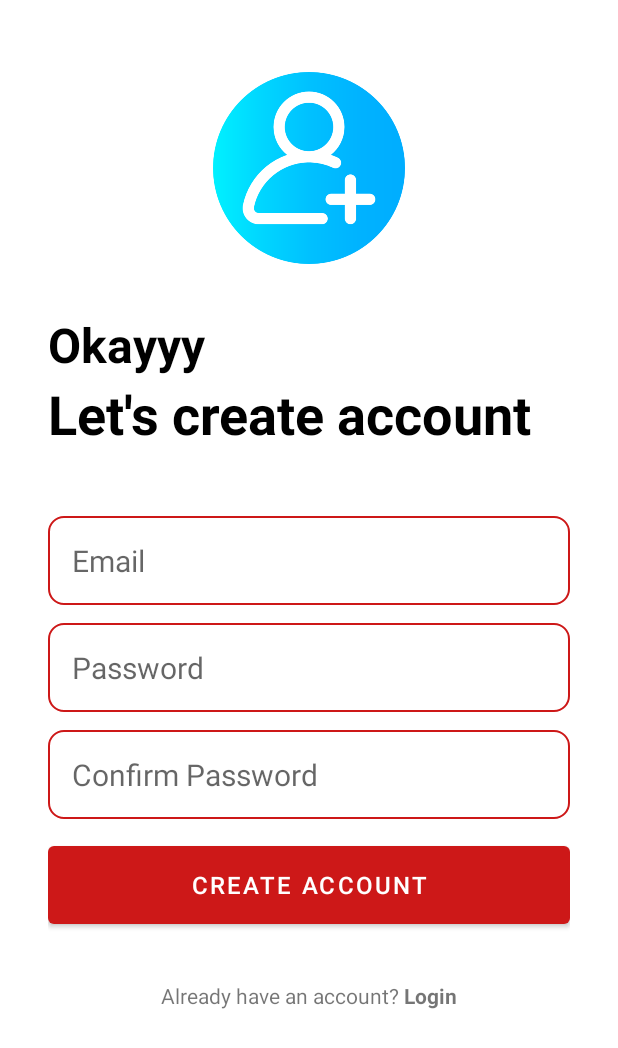
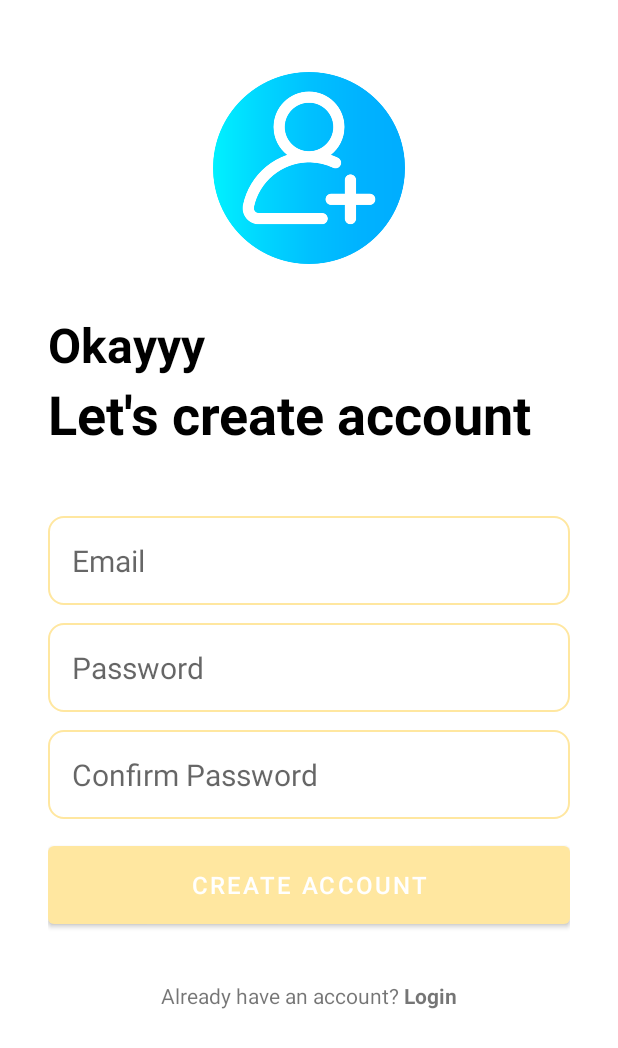
Before and after one commit to khiett/Moblie_DoAn, an Android app: the CreateAccountActivity screen opened directly, with no data from a screen before it, on a phone screen of 412 x 824 dp. Shown: the top 1048 px of the screen. Run offline under Robolectric (Android 15) with nearby library versions, the phone set to English and light mode, and no system bars; our stand-ins replace Firebase (no records; nobody signed in at launch, a user with empty details on screens opened directly).

Commit message:
change color

```diff
--- a/NoteApp/app/src/main/res/layout/activity_main.xml
+++ b/NoteApp/app/src/main/res/layout/activity_main.xml
@@ -17,7 +17,7 @@
             android:id="@+id/page_title"
             android:text="Notes"
             android:textSize="32sp"
-            android:textColor="@color/white"
+            android:textColor="@color/black"
             android:textStyle="bold"/>
 
         <ImageButton
@@ -27,7 +27,7 @@
             android:src="@drawable/ic_baseline_menu_24"
             android:layout_alignParentEnd="true"
             android:layout_centerVertical="true"
-            app:tint="@color/white"
+            app:tint="@color/black"
             android:background="?attr/selectableItemBackgroundBorderless"
             />
 
--- a/NoteApp/app/src/main/res/values-night/themes.xml
+++ b/NoteApp/app/src/main/res/values-night/themes.xml
@@ -1,13 +1,13 @@
 <resources xmlns:tools="http://schemas.android.com/tools">
     <!-- Base application theme. -->
-    <style name="Theme.NotPro" parent="Theme.MaterialComponents.DayNight.NoActionBar">
+    <style name="Theme.NoteApp" parent="Theme.MaterialComponents.DayNight.NoActionBar">
         <!-- Primary brand color. -->
         <item name="colorPrimary">@color/my_primary</item>
         <item name="colorPrimaryVariant">@color/my_primary</item>
-        <item name="colorOnPrimary">@color/black</item>
+        <item name="colorOnPrimary">@color/white</item>
         <!-- Secondary brand color. -->
         <item name="colorSecondary">@color/teal_200</item>
-        <item name="colorSecondaryVariant">@color/teal_200</item>
+        <item name="colorSecondaryVariant">@color/teal_700</item>
         <item name="colorOnSecondary">@color/black</item>
         <!-- Status bar color. -->
         <item name="android:statusBarColor">?attr/colorPrimaryVariant</item>
--- a/NoteApp/app/src/main/res/values/colors.xml
+++ b/NoteApp/app/src/main/res/values/colors.xml
@@ -1,6 +1,6 @@
 <?xml version="1.0" encoding="utf-8"?>
 <resources>
-    <color name="my_primary">#CD1818</color>
+    <color name="my_primary">#FFE7A0</color>
     <color name="purple_200">#FFBB86FC</color>
     <color name="purple_500">#FF6200EE</color>
     <color name="purple_700">#FF3700B3</color>
```
